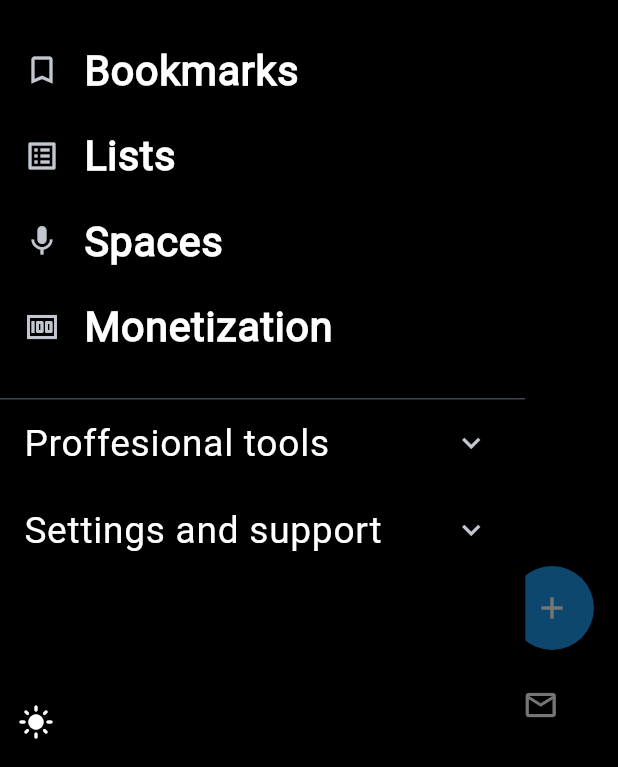
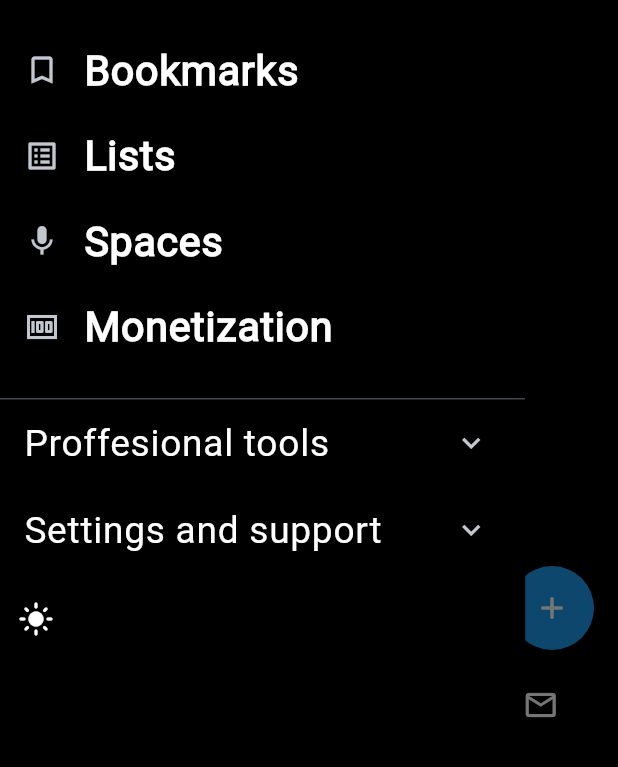
Before and after one commit to mustapha-amin/X_clone, a Flutter app: the screen it shows once a user with an empty profile is signed in, with the side drawer open, on a phone screen of 412 x 824 dp, the part 469-1236 px from its top. Run offline on Flutter 3.47's test engine with Material 3 defaults, Android fonts, the phone set to English and light mode, and no system bars; our stand-ins replace carousel_slider, chat_bubbles, cloud_firestore, feather_icons, firebase_auth, firebase_core and 9 more; accounts and stored records are empty; network calls fail.

```diff
--- a/lib/common/x_drawer.dart
+++ b/lib/common/x_drawer.dart
@@ -30,9 +30,6 @@ class _XDrawerState extends ConsumerState<XDrawer> {
       backgroundColor: isDark ? Colors.black : Colors.white,
       surfaceTintColor: Colors.transparent,
       width: context.screenWidth * .85,
-      child: Column(
-        children: [
-          Expanded(
       child: ListView(
         children: [
           Column(
@@ -76,8 +73,7 @@ class _XDrawerState extends ConsumerState<XDrawer> {
                   children: [
                     Text(
                       user!.name!,
-                            style: kTextStyle(22, ref,
-                                fontWeight: FontWeight.bold),
+                      style: kTextStyle(22, ref, fontWeight: FontWeight.bold),
                     ),
                     Text(
                       '@${user.username!}',
@@ -94,8 +90,7 @@ class _XDrawerState extends ConsumerState<XDrawer> {
                             children: [
                               TextSpan(
                                 text: "Following  ",
-                                      style: kTextStyle(12, ref,
-                                          color: Colors.grey),
+                                style: kTextStyle(12, ref, color: Colors.grey),
                               ),
                               TextSpan(
                                 text: "${user.followers!.length} ",
@@ -104,8 +99,7 @@ class _XDrawerState extends ConsumerState<XDrawer> {
                               ),
                               TextSpan(
                                 text: "Followers",
-                                      style: kTextStyle(12, ref,
-                                          color: Colors.grey),
+                                style: kTextStyle(12, ref, color: Colors.grey),
                               ),
                             ],
                           ),
@@ -197,9 +191,6 @@ class _XDrawerState extends ConsumerState<XDrawer> {
               )
             ],
           ),
-              ],
-            ),
-          ),
           SizedBox(
             height: 60,
             child: Center(
--- a/lib/core/providers.dart
+++ b/lib/core/providers.dart
@@ -9,14 +9,16 @@ import 'core.dart';
 
 final firebaseAuthProvider = Provider((ref) => FirebaseAuth.instance);
 final googleSignInProvider = Provider((ref) => GoogleSignIn());
-final authChangesProvider =
-    StreamProvider((ref) => ref.watch(firebaseAuthProvider).authStateChanges());
+final authChangesProvider = StreamProvider((ref) {
+  final firebaseAuth = ref.watch(firebaseAuthProvider);
+  return firebaseAuth.authStateChanges();
+});
 final userProvider =
     Provider((ref) => ref.watch(firebaseAuthProvider).currentUser);
 
 final firestoreProvider = Provider((ref) => FirebaseFirestore.instance);
 final firebaseStorageProvider = Provider((ref) => FirebaseStorage.instance);
-final uidProvider =  Provider((ref) {
+final uidProvider = Provider((ref) {
   return FirebaseAuth.instance.currentUser!.uid;
 });
 
```
Also changed, not shown: lib/common/x_modal_sheet.dart (+5 -2 lines), lib/features/messaging/repository/message_repository.dart (+21 -4 lines), lib/features/messaging/views/message_user.dart (+11 -5 lines). Lines whose indentation alone changed are shown as unchanged.
